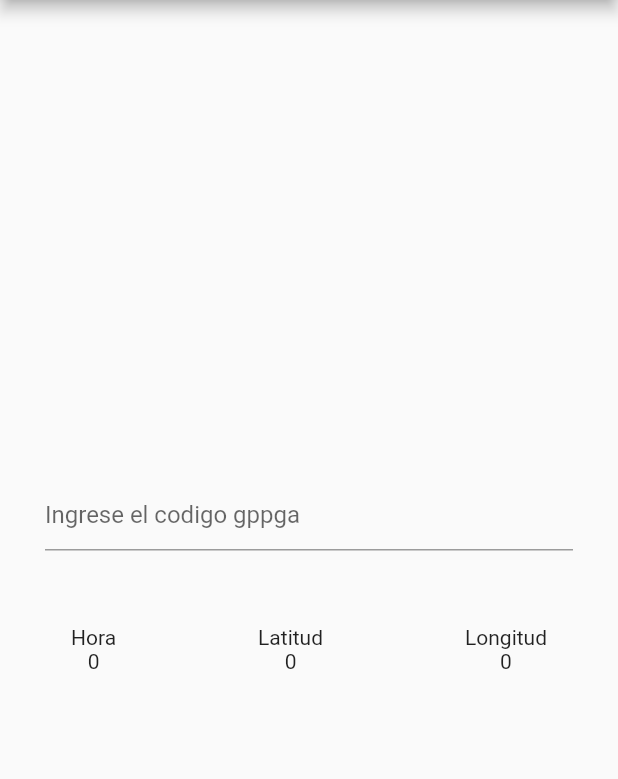
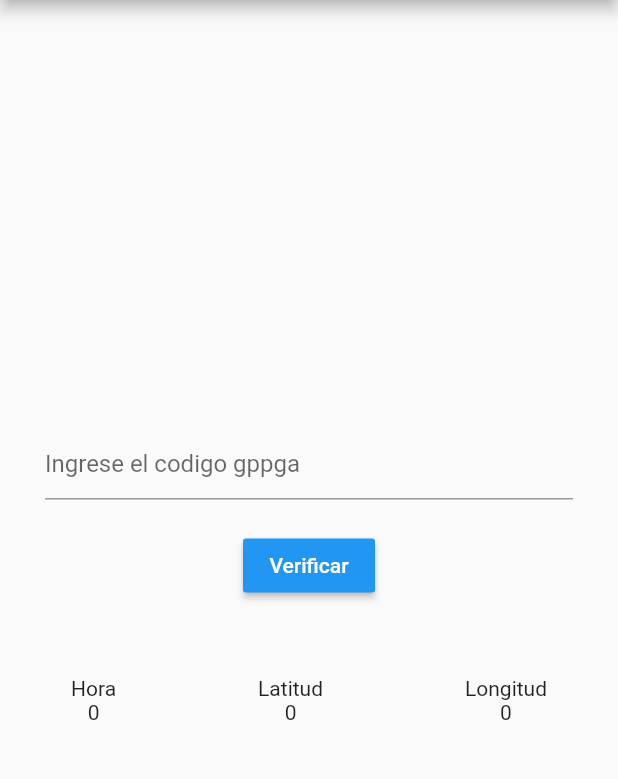
Before and after one commit to ozel-byte/gramatica_gpgga, a Flutter app: the screen it shows after launch, on a phone screen of 412 x 824 dp, the part 84-863 px from its top. Run offline on Flutter 3.47's test engine with Material 2 defaults, Android fonts, the phone set to English and light mode, and no system bars.

Commit message:
diseno button

```diff
--- a/lib/src/Pages/home_page.dart
+++ b/lib/src/Pages/home_page.dart
@@ -19,11 +19,19 @@ class _HomePageState extends State<HomePage> {
         mainAxisAlignment: MainAxisAlignment.center,
         children: [
           Container(
-            padding: EdgeInsets.symmetric(horizontal: 30),
+            padding: const EdgeInsets.symmetric(horizontal: 30),
             child: const TextField(
               decoration: InputDecoration(hintText: 'Ingrese el codigo gppga'),
             ),
           ),
+          SizedBox(
+            height: 20,
+          ),
+          MaterialButton(
+              color: Colors.blue,
+              textColor: Colors.white,
+              child: const Text("Verificar"),
+              onPressed: () {}),
           SizedBox(
             height: 50,
           ),
```
